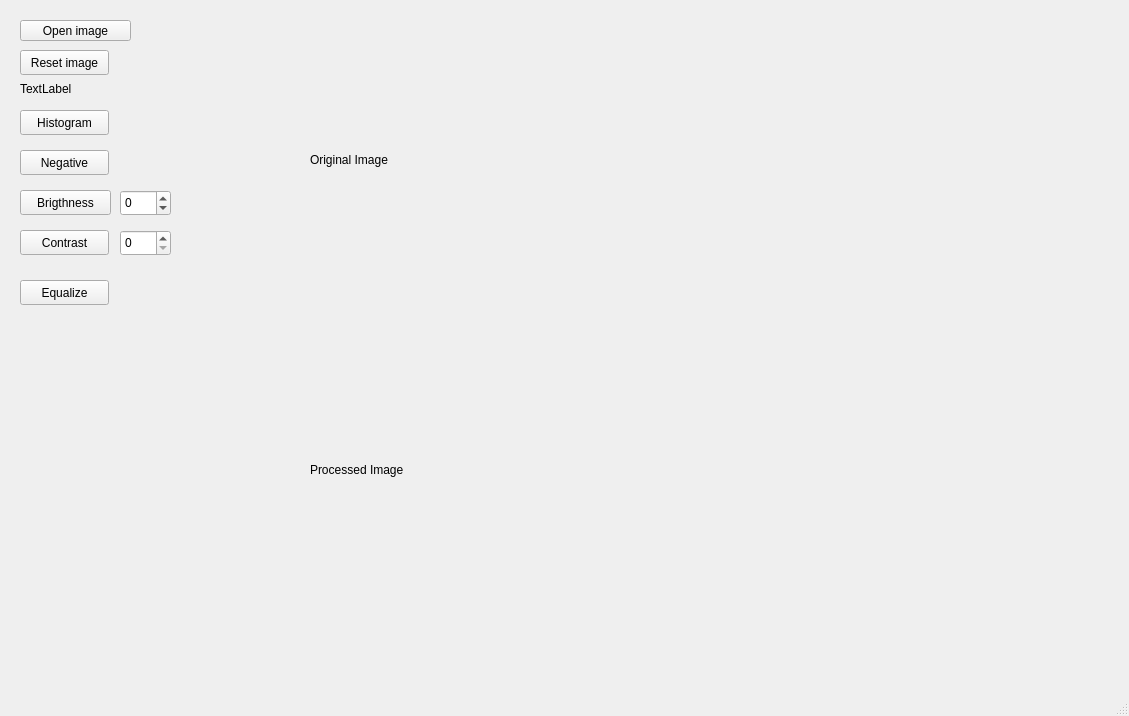
The window that mainwindow.ui (alumertz/fpi2) describes before a commit, drawn with Qt 5.
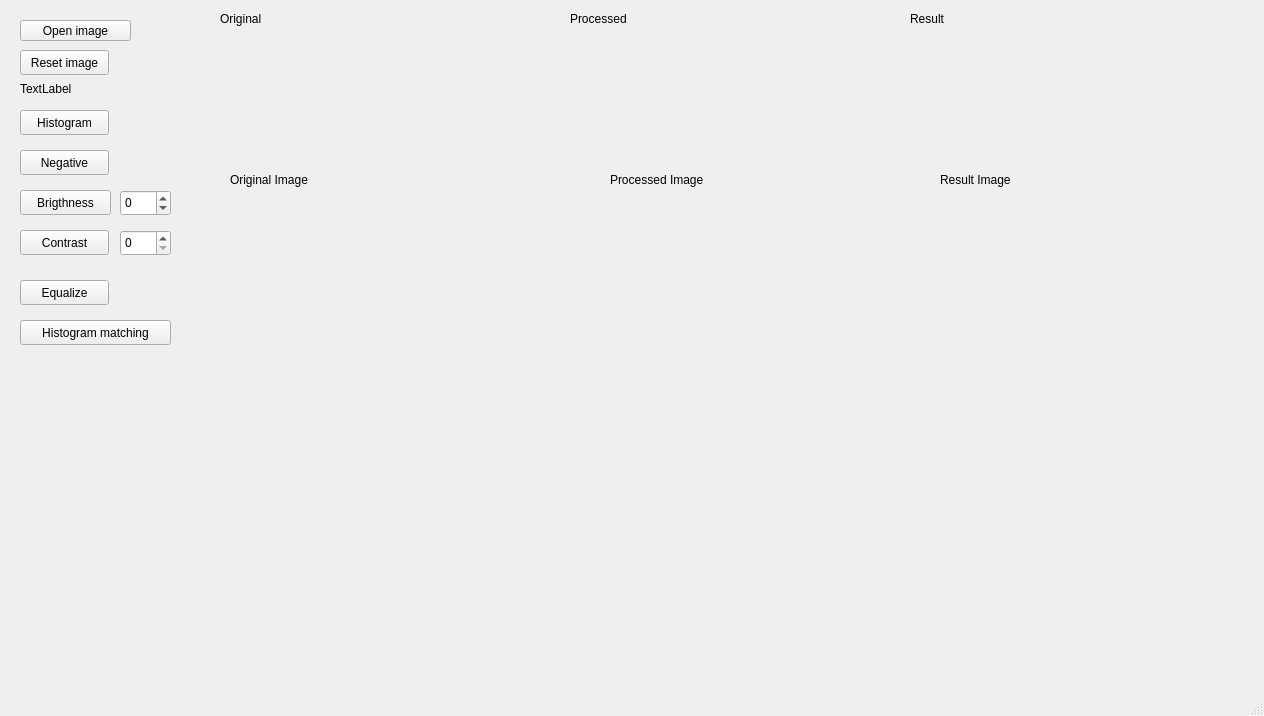
The same window after the commit.

The edit to the form file:
```diff
--- a/mainwindow.ui
+++ b/mainwindow.ui
@@ -6,7 +6,7 @@
    <rect>
     <x>0</x>
     <y>0</y>
-    <width>1129</width>
+    <width>1264</width>
     <height>716</height>
    </rect>
   </property>
@@ -43,8 +43,8 @@
    <widget class="QLabel" name="oldImage">
     <property name="geometry">
      <rect>
-      <x>310</x>
-      <y>10</y>
+      <x>230</x>
+      <y>30</y>
       <width>300</width>
       <height>300</height>
      </rect>
@@ -56,8 +56,8 @@
    <widget class="QLabel" name="newImage">
     <property name="geometry">
      <rect>
-      <x>310</x>
-      <y>320</y>
+      <x>610</x>
+      <y>30</y>
       <width>300</width>
       <height>300</height>
      </rect>
@@ -172,9 +172,9 @@
    <widget class="QFrame" name="originalChart">
     <property name="geometry">
      <rect>
-      <x>630</x>
-      <y>10</y>
-      <width>400</width>
+      <x>180</x>
+      <y>360</y>
+      <width>350</width>
       <height>300</height>
      </rect>
     </property>
@@ -183,9 +183,9 @@
    <widget class="QFrame" name="newChart">
     <property name="geometry">
      <rect>
-      <x>630</x>
-      <y>340</y>
-      <width>400</width>
+      <x>540</x>
+      <y>360</y>
+      <width>350</width>
       <height>300</height>
      </rect>
     </property>
@@ -204,6 +204,82 @@
      <string>Equalize</string>
     </property>
    </widget>
+   <widget class="QLabel" name="label_2">
+    <property name="geometry">
+     <rect>
+      <x>220</x>
+      <y>10</y>
+      <width>67</width>
+      <height>17</height>
+     </rect>
+    </property>
+    <property name="text">
+     <string>Original</string>
+    </property>
+   </widget>
+   <widget class="QLabel" name="label_3">
+    <property name="geometry">
+     <rect>
+      <x>570</x>
+      <y>10</y>
+      <width>71</width>
+      <height>17</height>
+     </rect>
+    </property>
+    <property name="text">
+     <string>Processed</string>
+    </property>
+   </widget>
+   <widget class="QLabel" name="resImage">
+    <property name="geometry">
+     <rect>
+      <x>940</x>
+      <y>30</y>
+      <width>300</width>
+      <height>300</height>
+     </rect>
+    </property>
+    <property name="text">
+     <string>Result Image</string>
+    </property>
+   </widget>
+   <widget class="QFrame" name="resChart">
+    <property name="geometry">
+     <rect>
+      <x>900</x>
+      <y>360</y>
+      <width>350</width>
+      <height>300</height>
+     </rect>
+    </property>
+    <layout class="QHBoxLayout" name="horizontalLayout_3"/>
+   </widget>
+   <widget class="QLabel" name="label_4">
+    <property name="geometry">
+     <rect>
+      <x>910</x>
+      <y>10</y>
+      <width>71</width>
+      <height>17</height>
+     </rect>
+    </property>
+    <property name="text">
+     <string>Result</string>
+    </property>
+   </widget>
+   <widget class="QPushButton" name="matchingButton">
+    <property name="geometry">
+     <rect>
+      <x>20</x>
+      <y>320</y>
+      <width>151</width>
+      <height>25</height>
+     </rect>
+    </property>
+    <property name="text">
+     <string>Histogram matching</string>
+    </property>
+   </widget>
   </widget>
   <widget class="QMenuBar" name="menubar">
    <property name="geometry">
```
Left out of the diff: 2 changed lines with no effect on the pictures.
